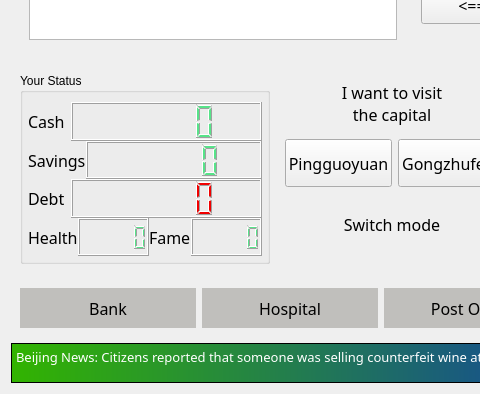
Qt form form/main_widget.ui (soda92/beijing_fushengji_rewrite) before a commit; both pictures show x 0 to 480 and y 209 to 603 of the 943 by 603 pixel window.
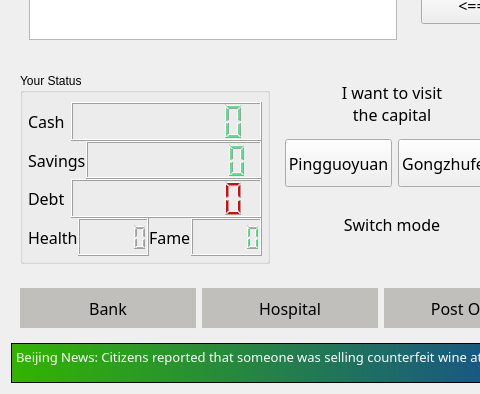
The same form after that commit. Icons and pictures are not drawn.

Commit message: add menu new-game confirmation, fix lcd digit count

What changed in the file:
```diff
--- a/form/main_widget.ui
+++ b/form/main_widget.ui
@@ -270,6 +270,9 @@
                  <property name="styleSheet">
                   <string notr="true">color: rgb(87, 227, 137);</string>
                  </property>
+                 <property name="digitCount">
+                  <number>8</number>
+                 </property>
                 </widget>
                </item>
               </layout>
@@ -311,6 +314,9 @@
                  <property name="styleSheet">
                   <string notr="true">color: rgb(87, 227, 137);</string>
                  </property>
+                 <property name="digitCount">
+                  <number>8</number>
+                 </property>
                 </widget>
                </item>
               </layout>
@@ -356,7 +362,7 @@
                   <bool>false</bool>
                  </property>
                  <property name="digitCount">
-                  <number>5</number>
+                  <number>8</number>
                  </property>
                  <property name="segmentStyle">
                   <enum>QLCDNumber::SegmentStyle::Filled</enum>
```
Left out of the diff: 6 changed lines with no effect on the pictures. The commit also changes 2 other files.
